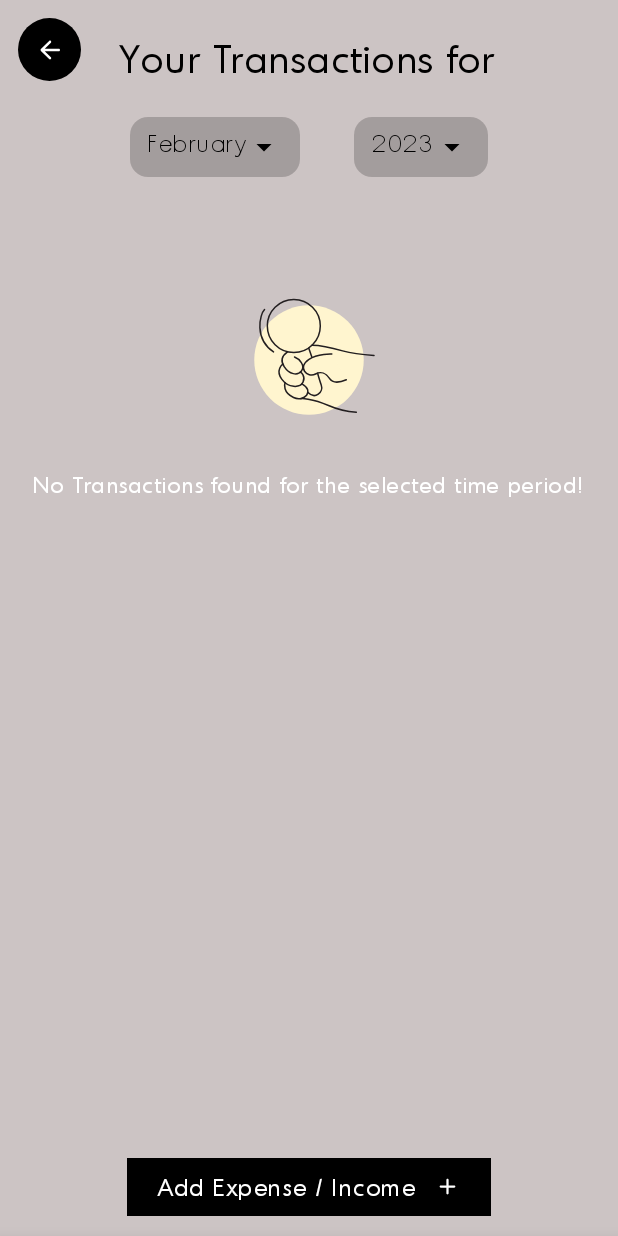
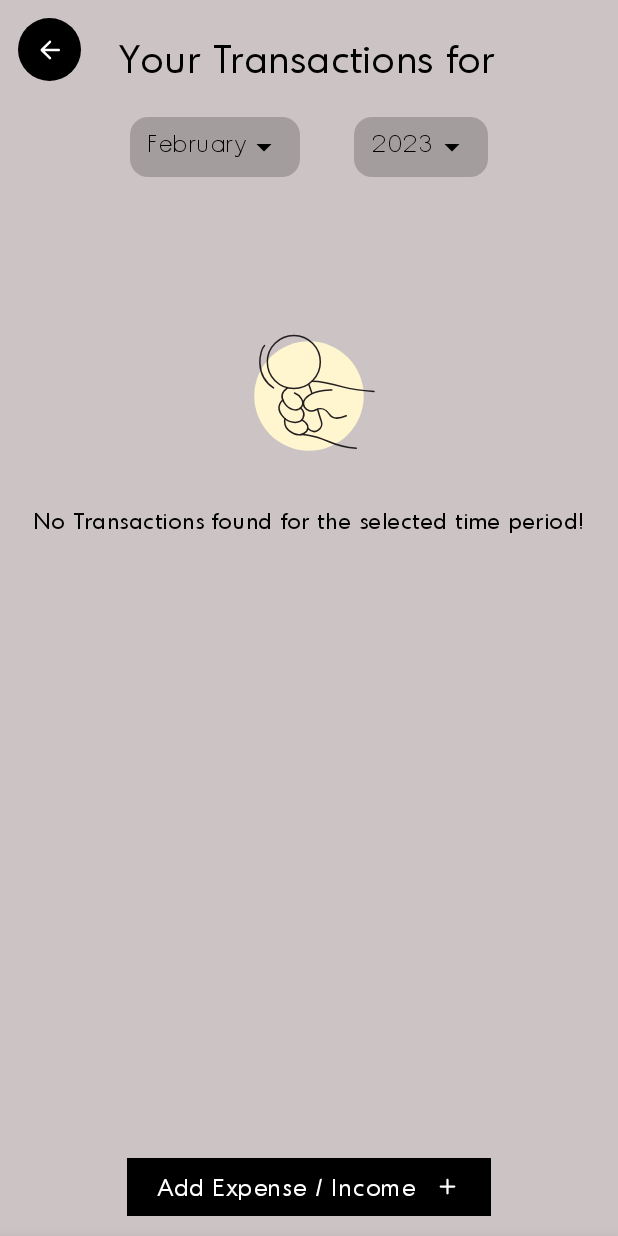
Before and after one commit to zedlabs/ExpenseTracker, an Android app built with Jetpack Compose: the TransactionListFragment screen opened through its navigation route, on a phone screen of 412 x 824 dp. Run offline under Robolectric (Android 15) with nearby library versions, the phone set to English and light mode, and no system bars; our stand-ins replace Dagger/Hilt's generated code, Room's generated code, navigation-ui; libraries missing offline, so code that uses them is left out: com.android.billingclient; 2 statements that could not run were skipped.

Commit message:
update text

```diff
--- a/app/src/main/java/ml/zedlabs/tbd/ui/common/TextUtils.kt
+++ b/app/src/main/java/ml/zedlabs/tbd/ui/common/TextUtils.kt
@@ -12,6 +12,7 @@ import androidx.compose.ui.Modifier
 import androidx.compose.ui.graphics.Color
 import androidx.compose.ui.text.AnnotatedString
 import androidx.compose.ui.text.font.FontWeight
+import androidx.compose.ui.text.style.TextAlign
 import androidx.compose.ui.text.style.TextOverflow
 import androidx.compose.ui.unit.TextUnit
 import androidx.compose.ui.unit.dp
@@ -75,6 +76,7 @@ fun PrimaryText(
     color: Color = MaterialTheme.colors.primary,
     fontSize: TextUnit = 15.sp,
     fontWeight: FontWeight = FontWeight.Normal,
+    align: TextAlign = TextAlign.Start,
     ) {
     Text(
         text = text,
@@ -82,6 +84,7 @@ fun PrimaryText(
         fontSize = fontSize,
         modifier = modifier,
         fontWeight = fontWeight,
+        textAlign = align
     )
 }
 
--- a/app/src/main/java/ml/zedlabs/tbd/ui/transaction/TransactionListFragment.kt
+++ b/app/src/main/java/ml/zedlabs/tbd/ui/transaction/TransactionListFragment.kt
@@ -65,6 +65,7 @@ import androidx.compose.ui.res.painterResource
 import androidx.compose.ui.text.font.FontWeight
 import androidx.compose.ui.text.input.ImeAction
 import androidx.compose.ui.text.input.KeyboardType
+import androidx.compose.ui.text.style.TextAlign
 import androidx.compose.ui.unit.dp
 import androidx.compose.ui.unit.sp
 import androidx.fragment.app.Fragment
@@ -199,13 +200,18 @@ class TransactionListFragment : Fragment() {
         ) {
             Spacer24()
             Spacer24()
+            Spacer24()
             Image(
                 painter = painterResource(id = R.drawable.search_empty),
                 contentDescription = "searching",
                 alignment = Alignment.Center
             )
             Spacer24()
-            PrimaryText(text = "No Transactions found for the selected time period!")
+            PrimaryText(
+                text = "No Transactions found for the selected time period!",
+                align = TextAlign.Center,
+                color = MaterialTheme.colors.onSecondary
+            )
         }
     }
 
```
